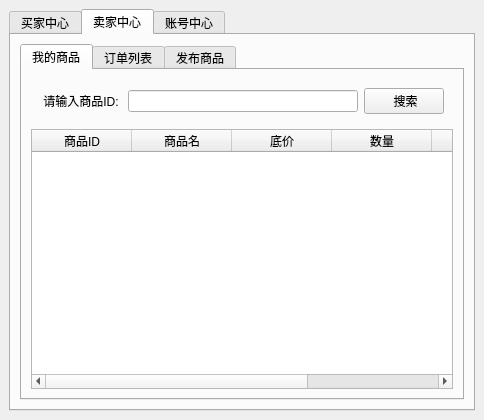
This is usercenter.ui in yunzinan/AP_CAP as Qt 5 draws it before an edit. The edited form follows.
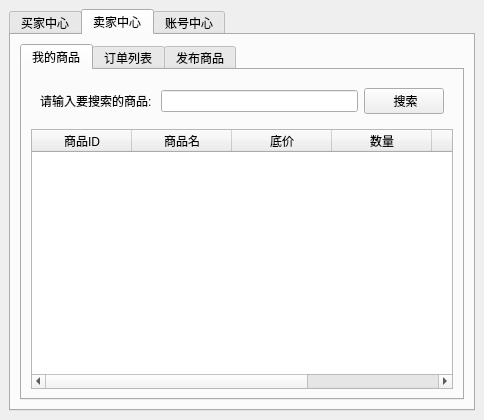
This is the edited form. The open tabs and pages were chosen to show the change.

Commit message: [upd]增强了输入鲁棒性,增加了模糊搜索

The edit to the form file:
```diff
--- a/usercenter.ui
+++ b/usercenter.ui
@@ -189,7 +189,7 @@
                <item>
                 <widget class="QLabel" name="label_8">
                  <property name="text">
-                  <string> 请输入商品ID: </string>
+                  <string>请输入要搜索的商品: </string>
                  </property>
                 </widget>
                </item>
```
Left out of the diff: 4 changed lines with no effect on the pictures. The commit also changes 8 other files.
